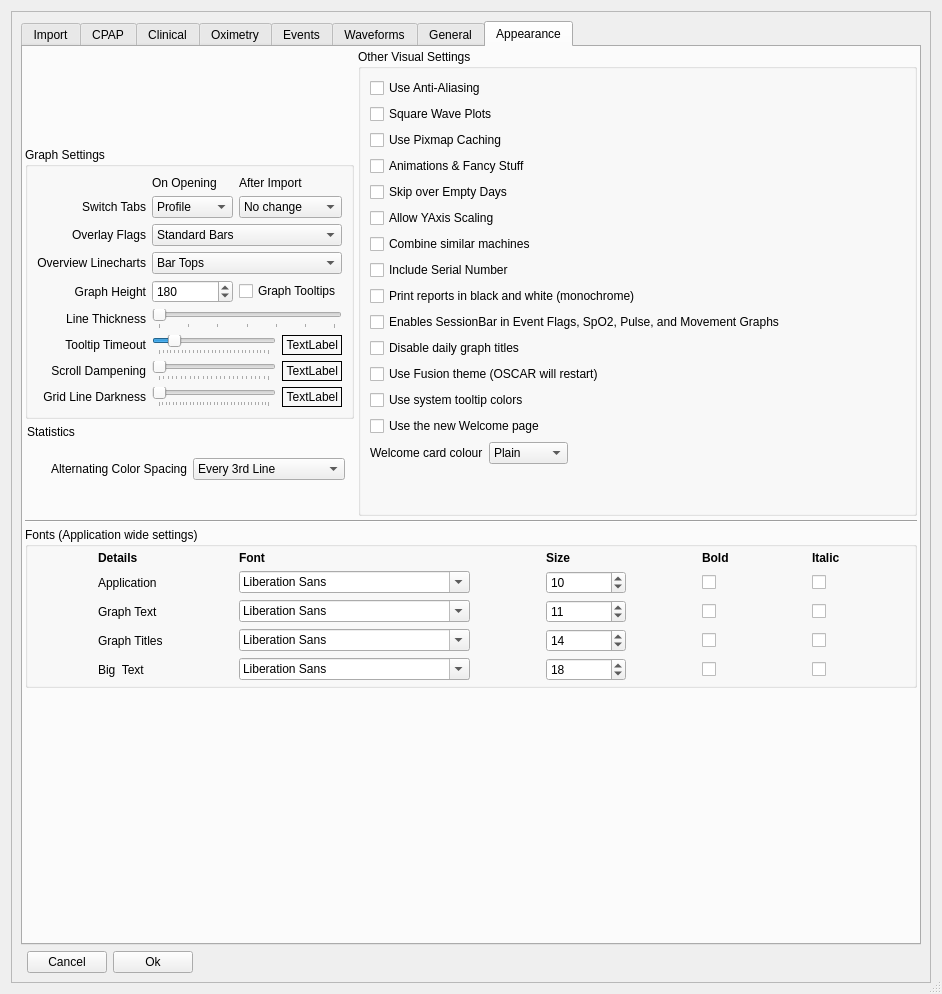
CrimsonNape-Red/OSCAR-SQL, file oscar/preferencesdialog.ui: the form before one commit.
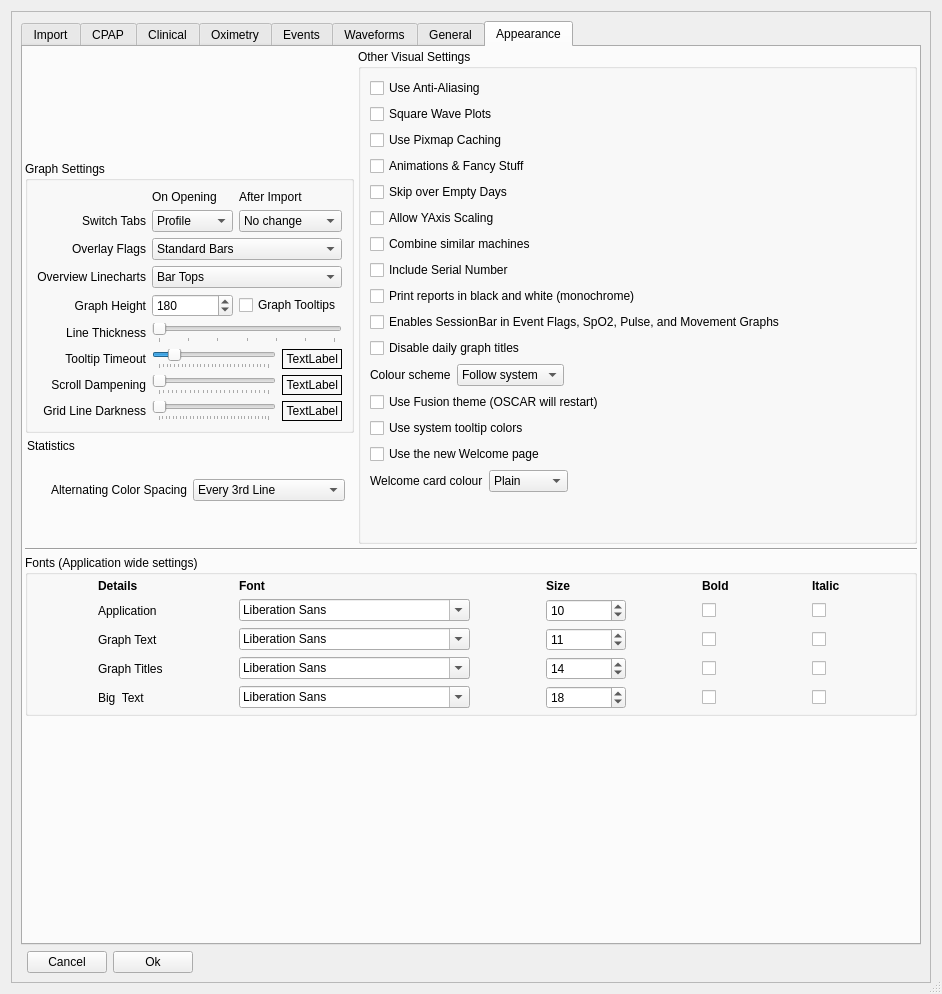
The form after the commit. The open tabs and pages were chosen to show the change. Icons and pictures are not drawn.

Commit message:
Dark mode: moon/sun switch, graphs, Daily panel and calendar follow the theme
A moon/sun button at the right of the main tabs switches light and dark (Qt 6.8+), with a
Colour scheme setting in Preferences; older Qt applies it at restart. Graph colours are
translated for dark mode at draw time and stay light when printing. The whole window now
switches live, and the Welcome page, Daily left panel and calendar follow the theme.

```diff
--- a/oscar/preferencesdialog.ui
+++ b/oscar/preferencesdialog.ui
@@ -3215,6 +3215,49 @@
                     </widget>
                    </item>
 
+                   <item>
+                    <layout class="QHBoxLayout" name="colorSchemeLayout">
+                     <item>
+                      <widget class="QLabel" name="colorSchemeLabel">
+                       <property name="text">
+                        <string>Colour scheme</string>
+                       </property>
+                      </widget>
+                     </item>
+                     <item>
+                      <widget class="QComboBox" name="colorScheme">
+                       <item>
+                        <property name="text">
+                         <string>Follow system</string>
+                        </property>
+                       </item>
+                       <item>
+                        <property name="text">
+                         <string>Light</string>
+                        </property>
+                       </item>
+                       <item>
+                        <property name="text">
+                         <string>Dark</string>
+                        </property>
+                       </item>
+                      </widget>
+                     </item>
+                     <item>
+                      <spacer name="colorSchemeSpacer">
+                       <property name="orientation">
+                        <enum>Qt::Horizontal</enum>
+                       </property>
+                       <property name="sizeHint" stdset="0">
+                        <size>
+                         <width>40</width>
+                         <height>20</height>
+                        </size>
+                       </property>
+                      </spacer>
+                     </item>
+                    </layout>
+                   </item>
                    <item>
                     <widget class="QCheckBox" name="useFusionTheme">
                      <property name="toolTip">
```
The commit also changes 35 other files.
